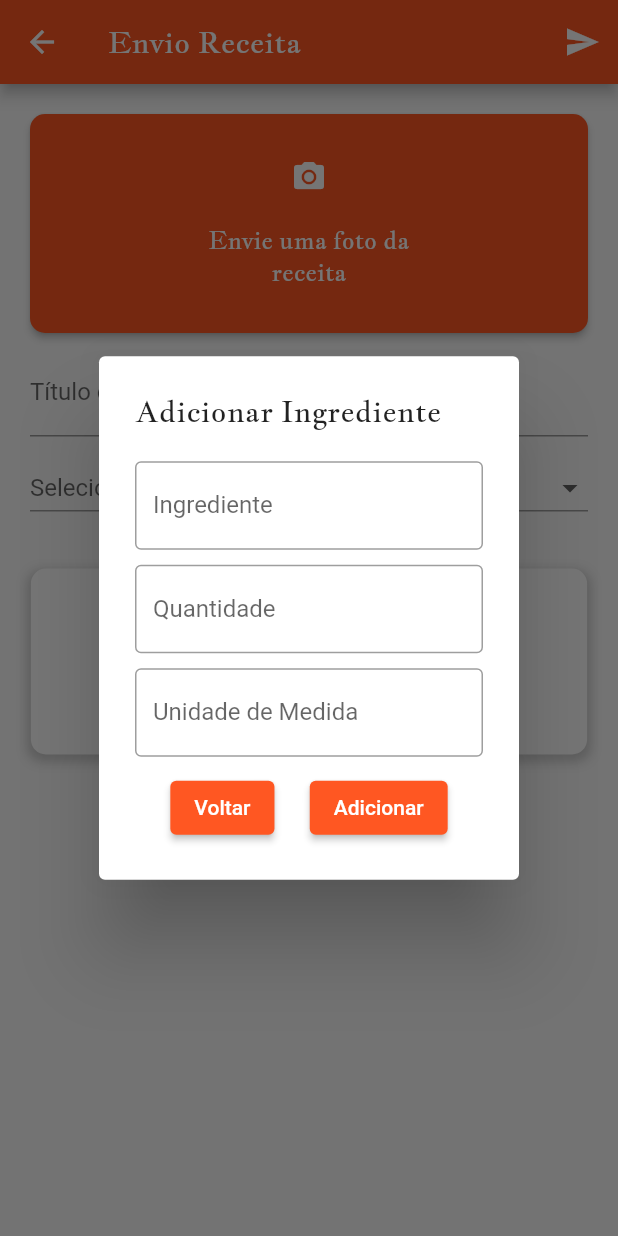
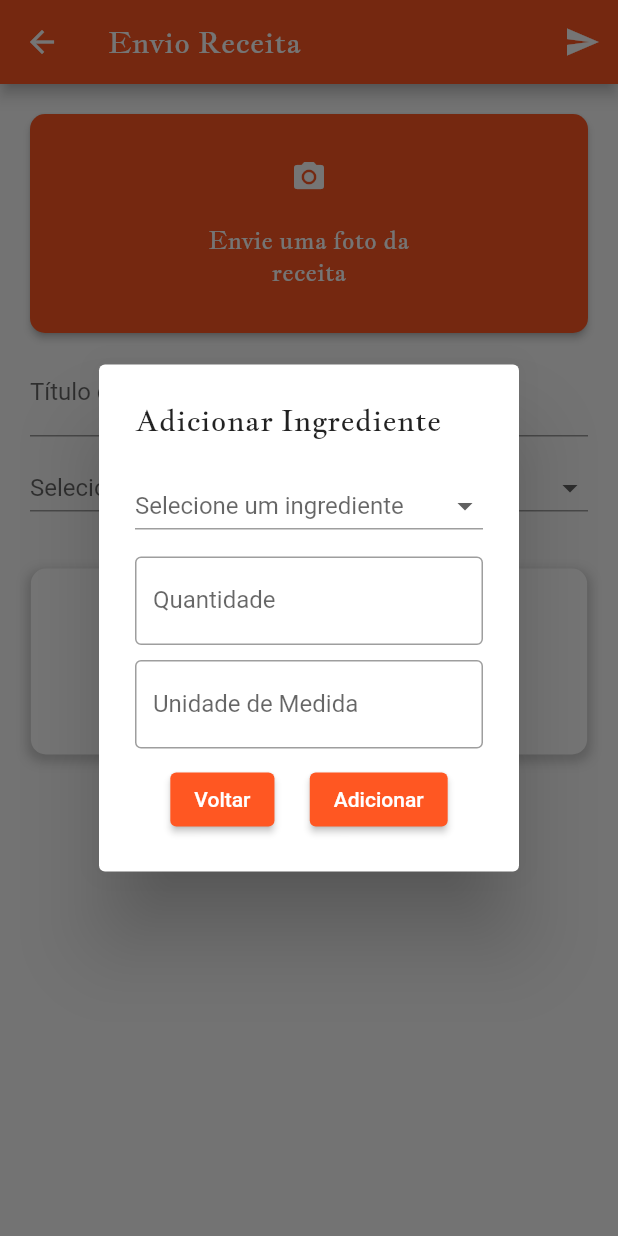
Before and after one commit to MichalskiLucas/ProjetoIntegrador, a Flutter app: the SendRecipePage screen opened directly with empty values, after a tap on "Adicionar Ingrediente", on a phone screen of 412 x 824 dp. Run offline on Flutter 3.47's test engine with Material 2 defaults, Android fonts, the phone set to English and light mode, and no system bars; our stand-ins replace camera, chat_bubbles, firebase_auth, firebase_core, get, google_sign_in and 4 more; missing offline and left inert: chat_gpt_flutter, filter_list; accounts and stored records are empty; network calls fail.

Commit message:
Feat: atualizado versao do projeto

```diff
--- a/CookMaster-APP/cookmaster-FrontEnd/cookmaster_front/lib/pages/sendRecipe_page.dart
+++ b/CookMaster-APP/cookmaster-FrontEnd/cookmaster_front/lib/pages/sendRecipe_page.dart
@@ -21,6 +21,7 @@ class _SendRecipePageState extends State<SendRecipePage> {
   List<CameraDescription> cameras = [];
   String? selectedImagePath;
   String? selectedCategory;
+  String? selectedIngredient;
   List<Ingredient> ingredients = [];
 
   final IngredientStore storeIngredients = IngredientStore(
@@ -145,13 +146,42 @@ class _SendRecipePageState extends State<SendRecipePage> {
           content: Column(
             mainAxisSize: MainAxisSize.min,
             children: [
-              TextField(
-                onChanged: (value) {
-                  ingredientName = value;
+              DropdownButton<String>(
+                hint: selectedIngredient != null
+                    ? Text(selectedIngredient!)
+                    : const Text("Selecione um ingrediente"),
+                value: selectedIngredient,
+                onChanged: (newValue) {
+                  setState(() {
+                    selectedIngredient = newValue;
+                  });
                 },
-                decoration: const InputDecoration(
-                  labelText: "Ingrediente",
-                  border: OutlineInputBorder(),
+                items: const [
+                  DropdownMenuItem<String>(
+                    value: "Salada",
+                    child: Text("Salada"),
+                  ),
+                  DropdownMenuItem<String>(
+                    value: "Banana",
+                    child: Text("Banana"),
+                  ),
+                  DropdownMenuItem<String>(
+                    value: "Uva",
+                    child: Text("Uva"),
+                  ),
+                ],
+                iconSize: 24,
+                isExpanded: true,
+                underline: Container(
+                  height: 1,
+                  decoration: const BoxDecoration(
+                    border: Border(
+                      bottom: BorderSide(
+                        color: Colors.grey,
+                        width: 1,
+                      ),
+                    ),
+                  ),
                 ),
               ),
               const SizedBox(height: 10),
@@ -159,6 +189,7 @@ class _SendRecipePageState extends State<SendRecipePage> {
                 onChanged: (value) {
                   ingredientQuantity = double.tryParse(value) ?? 0.0;
                 },
+                keyboardType: TextInputType.number,
                 decoration: const InputDecoration(
                   labelText: "Quantidade",
                   border: OutlineInputBorder(),
```
Also changed, not shown: CookMaster-APP/cookmaster-FrontEnd/cookmaster_front/pubspec.lock, 3 other files.
